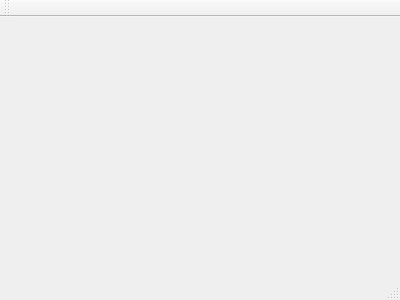
Old version of the form mainwindow.ui in the repository ahmed-bensaad/Microwave.
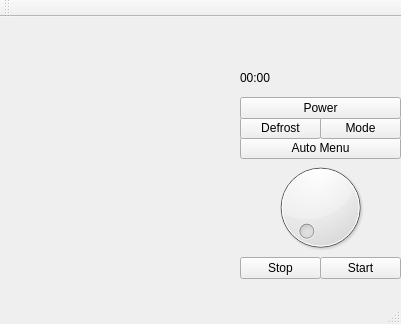
New version of the form.

Patch:
```diff
--- a/mainwindow.ui
+++ b/mainwindow.ui
@@ -1,24 +1,141 @@
 <ui version="4.0">
  <class>MainWindow</class>
- <widget class="QMainWindow" name="MainWindow" >
-  <property name="geometry" >
+ <widget class="QMainWindow" name="MainWindow">
+  <property name="geometry">
    <rect>
     <x>0</x>
     <y>0</y>
-    <width>400</width>
-    <height>300</height>
+    <width>401</width>
+    <height>324</height>
    </rect>
   </property>
   <property name="windowTitle" >
    <string>MainWindow</string>
   </property>
-  <widget class="QMenuBar" name="menuBar" />
-  <widget class="QToolBar" name="mainToolBar" />
-  <widget class="QWidget" name="centralWidget" />
-  <widget class="QStatusBar" name="statusBar" />
+  <widget class="QWidget" name="centralWidget">
+   <widget class="QPushButton" name="pushButton">
+    <property name="geometry">
+     <rect>
+      <x>320</x>
+      <y>240</y>
+      <width>81</width>
+      <height>22</height>
+     </rect>
+    </property>
+    <property name="text">
+     <string>Start</string>
+    </property>
+   </widget>
+   <widget class="QPushButton" name="pushButton_2">
+    <property name="geometry">
+     <rect>
+      <x>240</x>
+      <y>240</y>
+      <width>81</width>
+      <height>22</height>
+     </rect>
+    </property>
+    <property name="text">
+     <string>Stop</string>
+    </property>
+   </widget>
+   <widget class="QPushButton" name="pushButton_3">
+    <property name="geometry">
+     <rect>
+      <x>240</x>
+      <y>120</y>
+      <width>161</width>
+      <height>22</height>
+     </rect>
+    </property>
+    <property name="text">
+     <string>Auto Menu</string>
+    </property>
+   </widget>
+   <widget class="QDial" name="Dial">
+    <property name="geometry">
+     <rect>
+      <x>270</x>
+      <y>140</y>
+      <width>101</width>
+      <height>101</height>
+     </rect>
+    </property>
+   </widget>
+   <widget class="QPushButton" name="pushButton_4">
+    <property name="geometry">
+     <rect>
+      <x>240</x>
+      <y>100</y>
+      <width>81</width>
+      <height>22</height>
+     </rect>
+    </property>
+    <property name="text">
+     <string>Defrost</string>
+    </property>
+   </widget>
+   <widget class="QPushButton" name="pushButton_5">
+    <property name="geometry">
+     <rect>
+      <x>320</x>
+      <y>100</y>
+      <width>81</width>
+      <height>22</height>
+     </rect>
+    </property>
+    <property name="text">
+     <string>Mode</string>
+    </property>
+   </widget>
+   <widget class="QPushButton" name="pushButton_6">
+    <property name="geometry">
+     <rect>
+      <x>240</x>
+      <y>80</y>
+      <width>161</width>
+      <height>22</height>
+     </rect>
+    </property>
+    <property name="text">
+     <string>Power</string>
+    </property>
+   </widget>
+   <widget class="QLabel" name="label">
+    <property name="geometry">
+     <rect>
+      <x>240</x>
+      <y>40</y>
+      <width>161</width>
+      <height>41</height>
+     </rect>
+    </property>
+    <property name="text">
+     <string>00:00</string>
+    </property>
+   </widget>
+  </widget>
+  <widget class="QMenuBar" name="menuBar">
+   <property name="geometry">
+    <rect>
+     <x>0</x>
+     <y>0</y>
+     <width>401</width>
+     <height>19</height>
+    </rect>
+   </property>
+  </widget>
+  <widget class="QToolBar" name="mainToolBar">
+   <attribute name="toolBarArea">
+    <enum>TopToolBarArea</enum>
+   </attribute>
+   <attribute name="toolBarBreak">
+    <bool>false</bool>
+   </attribute>
+  </widget>
+  <widget class="QStatusBar" name="statusBar"/>
  </widget>
- <layoutDefault spacing="6" margin="11" />
- <pixmapfunction></pixmapfunction>
+ <layoutdefault spacing="6" margin="11"/>
  <resources/>
  <connections/>
 </ui>
```
Left out of the diff: 3 changed lines with no effect on the pictures.
